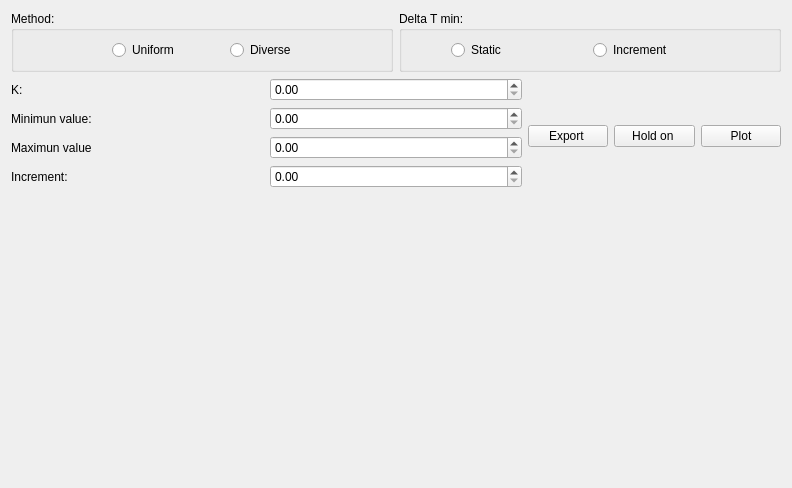
Above: contenido_plots.ui from Gahemo0306/SoftawareShen before the change. Below: the same form after it.
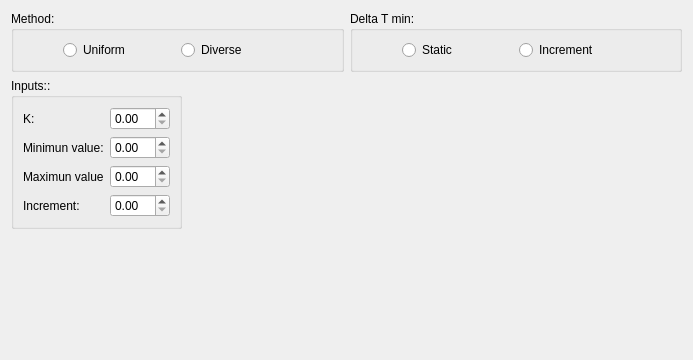
That is the form after the change. Custom widgets are drawn as their Qt base class.

```diff
--- a/contenido_plots.ui
+++ b/contenido_plots.ui
@@ -6,107 +6,16 @@
    <rect>
     <x>0</x>
     <y>0</y>
-    <width>792</width>
-    <height>488</height>
+    <width>693</width>
+    <height>360</height>
    </rect>
   </property>
   <property name="windowTitle">
    <string>Form</string>
   </property>
   <layout class="QGridLayout" name="gridLayout_2">
-   <item row="2" column="0">
-    <layout class="QGridLayout" name="gridLayout_4">
-     <item row="0" column="0">
-      <spacer name="verticalSpacer">
-       <property name="orientation">
-        <enum>Qt::Vertical</enum>
-       </property>
-       <property name="sizeHint" stdset="0">
-        <size>
-         <width>20</width>
-         <height>40</height>
-        </size>
-       </property>
-      </spacer>
-     </item>
-     <item row="0" column="1">
-      <widget class="QCustomPlot" name="qcustomplot" native="true">
-       <property name="enabled">
-        <bool>true</bool>
-       </property>
-       <property name="sizePolicy">
-        <sizepolicy hsizetype="Expanding" vsizetype="Expanding">
-         <horstretch>0</horstretch>
-         <verstretch>0</verstretch>
-        </sizepolicy>
-       </property>
-      </widget>
-     </item>
-    </layout>
-   </item>
    <item row="0" column="0">
     <layout class="QGridLayout" name="gridLayout">
-     <item row="0" column="1">
-      <widget class="QGroupBox" name="groupBox_2">
-       <property name="sizePolicy">
-        <sizepolicy hsizetype="Minimum" vsizetype="Minimum">
-         <horstretch>0</horstretch>
-         <verstretch>0</verstretch>
-        </sizepolicy>
-       </property>
-       <property name="title">
-        <string>Delta T min:</string>
-       </property>
-       <layout class="QGridLayout" name="gridLayout_24">
-        <item row="1" column="3">
-         <widget class="QRadioButton" name="IncrementradioButton">
-          <property name="text">
-           <string>Increment</string>
-          </property>
-         </widget>
-        </item>
-        <item row="1" column="2">
-         <widget class="QRadioButton" name="StaticradioButton">
-          <property name="text">
-           <string>Static </string>
-          </property>
-         </widget>
-        </item>
-        <item row="1" column="1">
-         <spacer name="horizontalSpacer_2">
-          <property name="orientation">
-           <enum>Qt::Horizontal</enum>
-          </property>
-          <property name="sizeType">
-           <enum>QSizePolicy::Minimum</enum>
-          </property>
-          <property name="sizeHint" stdset="0">
-           <size>
-            <width>40</width>
-            <height>20</height>
-           </size>
-          </property>
-         </spacer>
-        </item>
-        <item row="1" column="4">
-         <spacer name="horizontalSpacer">
-          <property name="orientation">
-           <enum>Qt::Horizontal</enum>
-          </property>
-          <property name="sizeType">
-           <enum>QSizePolicy::Ignored</enum>
-          </property>
-          <property name="sizeHint" stdset="0">
-           <size>
-            <width>40</width>
-            <height>20</height>
-           </size>
-          </property>
-         </spacer>
-        </item>
-       </layout>
-      </widget>
-     </item>
      <item row="0" column="0">
       <widget class="QGroupBox" name="groupBox">
        <property name="sizePolicy">
@@ -136,7 +45,7 @@
           </property>
           <property name="sizeHint" stdset="0">
            <size>
-            <width>89</width>
+            <width>40</width>
             <height>20</height>
            </size>
           </property>
@@ -172,117 +81,212 @@
        <zorder>horizontalSpacer_3</zorder>
       </widget>
      </item>
+     <item row="0" column="1">
+      <widget class="QGroupBox" name="groupBox_2">
+       <property name="sizePolicy">
+        <sizepolicy hsizetype="Minimum" vsizetype="Minimum">
+         <horstretch>0</horstretch>
+         <verstretch>0</verstretch>
+        </sizepolicy>
+       </property>
+       <property name="title">
+        <string>Delta T min:</string>
+       </property>
+       <layout class="QGridLayout" name="gridLayout_24">
+        <item row="1" column="3">
+         <widget class="QRadioButton" name="IncrementradioButton">
+          <property name="enabled">
+           <bool>true</bool>
+          </property>
+          <property name="text">
+           <string>Increment</string>
+          </property>
+         </widget>
+        </item>
+        <item row="1" column="2">
+         <widget class="QRadioButton" name="StaticradioButton">
+          <property name="enabled">
+           <bool>true</bool>
+          </property>
+          <property name="text">
+           <string>Static </string>
+          </property>
+         </widget>
+        </item>
+        <item row="1" column="1">
+         <spacer name="horizontalSpacer_2">
+          <property name="orientation">
+           <enum>Qt::Horizontal</enum>
+          </property>
+          <property name="sizeType">
+           <enum>QSizePolicy::Ignored</enum>
+          </property>
+          <property name="sizeHint" stdset="0">
+           <size>
+            <width>40</width>
+            <height>20</height>
+           </size>
+          </property>
+         </spacer>
+        </item>
+        <item row="1" column="4">
+         <spacer name="horizontalSpacer">
+          <property name="orientation">
+           <enum>Qt::Horizontal</enum>
+          </property>
+          <property name="sizeType">
+           <enum>QSizePolicy::Ignored</enum>
+          </property>
+          <property name="sizeHint" stdset="0">
+           <size>
+            <width>40</width>
+            <height>20</height>
+           </size>
+          </property>
+         </spacer>
+        </item>
+       </layout>
+      </widget>
+     </item>
     </layout>
    </item>
-   <item row="1" column="0">
+   <item row="2" column="0">
     <layout class="QGridLayout" name="gridLayout_5">
-     <item row="1" column="0">
-      <widget class="QLabel" name="Utext1">
-       <property name="enabled">
-        <bool>true</bool>
-       </property>
-       <property name="text">
-        <string>Minimun value:</string>
-       </property>
-       <property name="alignment">
-        <set>Qt::AlignLeading|Qt::AlignLeft|Qt::AlignVCenter</set>
-       </property>
-      </widget>
-     </item>
-     <item row="3" column="1">
-      <widget class="QDoubleSpinBox" name="Increment">
-       <property name="decimals">
-        <number>2</number>
-       </property>
-       <property name="maximum">
-        <double>999999999.990000009536743</double>
-       </property>
-      </widget>
-     </item>
-     <item row="2" column="1">
-      <widget class="QDoubleSpinBox" name="Maximun">
-       <property name="maximum">
-        <double>999999999.990000009536743</double>
-       </property>
-      </widget>
-     </item>
-     <item row="1" column="1">
-      <widget class="QDoubleSpinBox" name="Minimun">
-       <property name="enabled">
-        <bool>true</bool>
-       </property>
-       <property name="maximum">
-        <double>999999999.990000009536743</double>
-       </property>
-      </widget>
-     </item>
-     <item row="0" column="1">
-      <widget class="QDoubleSpinBox" name="k"/>
-     </item>
-     <item row="0" column="0">
-      <widget class="QLabel" name="Utext4">
-       <property name="text">
-        <string>K:</string>
-       </property>
-      </widget>
-     </item>
-     <item row="2" column="0">
-      <widget class="QLabel" name="Utext2">
-       <property name="text">
-        <string>Maximun value</string>
-       </property>
-      </widget>
-     </item>
-     <item row="0" column="2" rowspan="5">
+     <item row="0" column="1" rowspan="3">
       <layout class="QGridLayout" name="gridLayout_6">
-       <item row="0" column="0">
-        <widget class="QPushButton" name="export_push">
-         <property name="sizePolicy">
-          <sizepolicy hsizetype="Minimum" vsizetype="Fixed">
-           <horstretch>0</horstretch>
-           <verstretch>0</verstretch>
-          </sizepolicy>
+       <item row="1" column="3" rowspan="2">
+        <spacer name="horizontalSpacer_9">
+         <property name="orientation">
+          <enum>Qt::Horizontal</enum>
          </property>
-         <property name="text">
-          <string>Export </string>
+         <property name="sizeType">
+          <enum>QSizePolicy::Expanding</enum>
          </property>
-        </widget>
-       </item>
-       <item row="0" column="1">
-        <widget class="QPushButton" name="holdon_push">
-         <property name="text">
-          <string>Hold on </string>
+         <property name="sizeHint" stdset="0">
+          <size>
+           <width>300</width>
+           <height>20</height>
+          </size>
          </property>
-        </widget>
-       </item>
-       <item row="0" column="2">
-        <widget class="QPushButton" name="plot_push">
-         <property name="text">
-          <string>Plot</string>
-         </property>
-        </widget>
+        </spacer>
        </item>
       </layout>
      </item>
-     <item row="3" column="0">
-      <widget class="QLabel" name="Utext3">
-       <property name="text">
-        <string>Increment:</string>
+     <item row="0" column="0" rowspan="3">
+      <widget class="QGroupBox" name="groupBox_3">
+       <property name="title">
+        <string>Inputs::</string>
        </property>
+       <layout class="QGridLayout" name="gridLayout_7">
+        <item row="3" column="0">
+         <widget class="QLabel" name="Utext3">
+          <property name="text">
+           <string>Increment:</string>
+          </property>
+         </widget>
+        </item>
+        <item row="0" column="0">
+         <widget class="QLabel" name="Utext4">
+          <property name="text">
+           <string>K:</string>
+          </property>
+         </widget>
+        </item>
+        <item row="1" column="0">
+         <widget class="QLabel" name="Utext1">
+          <property name="enabled">
+           <bool>true</bool>
+          </property>
+          <property name="text">
+           <string>Minimun value:</string>
+          </property>
+          <property name="alignment">
+           <set>Qt::AlignLeading|Qt::AlignLeft|Qt::AlignVCenter</set>
+          </property>
+         </widget>
+        </item>
+        <item row="1" column="1">
+         <widget class="QDoubleSpinBox" name="Minimun">
+          <property name="enabled">
+           <bool>true</bool>
+          </property>
+          <property name="maximumSize">
+           <size>
+            <width>60</width>
+            <height>16777215</height>
+           </size>
+          </property>
+          <property name="maximum">
+           <double>999999999.990000009536743</double>
+          </property>
+         </widget>
+        </item>
+        <item row="0" column="1">
+         <widget class="QDoubleSpinBox" name="k">
+          <property name="maximumSize">
+           <size>
+            <width>60</width>
+            <height>16777215</height>
+           </size>
+          </property>
+         </widget>
+        </item>
+        <item row="2" column="0">
+         <widget class="QLabel" name="Utext2">
+          <property name="text">
+           <string>Maximun value</string>
+          </property>
+         </widget>
+        </item>
+        <item row="3" column="1">
+         <widget class="QDoubleSpinBox" name="Increment">
+          <property name="maximumSize">
+           <size>
+            <width>60</width>
+            <height>16777215</height>
+           </size>
+          </property>
+          <property name="decimals">
+           <number>2</number>
+          </property>
+          <property name="maximum">
+           <double>999999999.990000009536743</double>
+          </property>
+         </widget>
+        </item>
+        <item row="2" column="1">
+         <widget class="QDoubleSpinBox" name="Maximun">
+          <property name="maximumSize">
+           <size>
+            <width>60</width>
+            <height>16777215</height>
+           </size>
+          </property>
+          <property name="maximum">
+           <double>999999999.990000009536743</double>
+          </property>
+         </widget>
+        </item>
+       </layout>
       </widget>
      </item>
     </layout>
    </item>
+   <item row="3" column="0">
+    <spacer name="verticalSpacer">
+     <property name="orientation">
+      <enum>Qt::Vertical</enum>
+     </property>
+     <property name="sizeHint" stdset="0">
+      <size>
+       <width>20</width>
+       <height>40</height>
+      </size>
+     </property>
+    </spacer>
+   </item>
   </layout>
  </widget>
- <customwidgets>
-  <customwidget>
-   <class>QCustomPlot</class>
-   <extends>QWidget</extends>
-   <header>qcustomplot.h</header>
-   <container>1</container>
-  </customwidget>
- </customwidgets>
  <resources/>
  <connections/>
 </ui>
```
